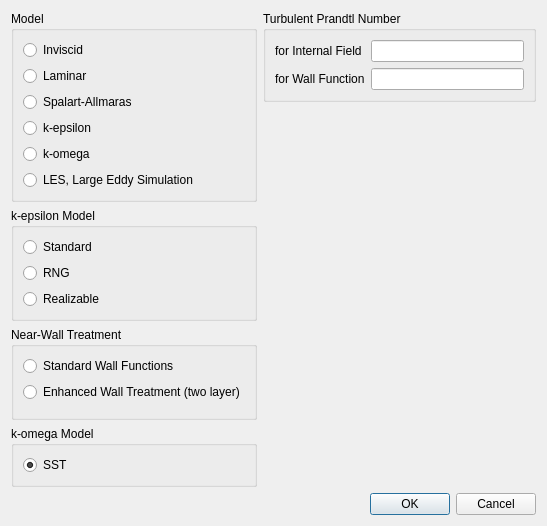
This is baramFlow/view/setup/models/turbulence_dialog.ui in nextfoam/baram as Qt 5 draws it before an edit. The edited form follows.
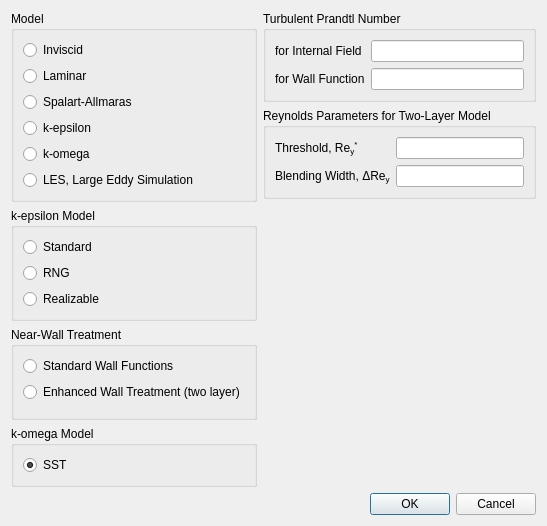
This is the edited form.

Commit message: baram#446 code for realizable k-e two layer model

Patch:
```diff
--- a/baramFlow/view/setup/models/turbulence_dialog.ui
+++ b/baramFlow/view/setup/models/turbulence_dialog.ui
@@ -301,6 +301,35 @@
            </layout>
           </widget>
          </item>
+         <item>
+          <widget class="QGroupBox" name="reynoldsGroup">
+           <property name="title">
+            <string>Reynolds Parameters for Two-Layer Model</string>
+           </property>
+           <layout class="QFormLayout" name="formLayout_2">
+            <item row="0" column="0">
+             <widget class="QLabel" name="label_3">
+              <property name="text">
+               <string>Threshold, Re&lt;sub&gt;y&lt;/sub&gt;&lt;sup&gt;*&lt;sup&gt;</string>
+              </property>
+             </widget>
+            </item>
+            <item row="0" column="1">
+             <widget class="QLineEdit" name="threshold"/>
+            </item>
+            <item row="1" column="0">
+             <widget class="QLabel" name="label_4">
+              <property name="text">
+               <string>Blending Width, ΔRe&lt;sub&gt;y&lt;/sub&gt;</string>
+              </property>
+             </widget>
+            </item>
+            <item row="1" column="1">
+             <widget class="QLineEdit" name="blendingWidth"/>
+            </item>
+           </layout>
+          </widget>
+         </item>
          <item>
           <spacer name="verticalSpacer_2">
            <property name="orientation">
```
The commit also changes 6 other files.
